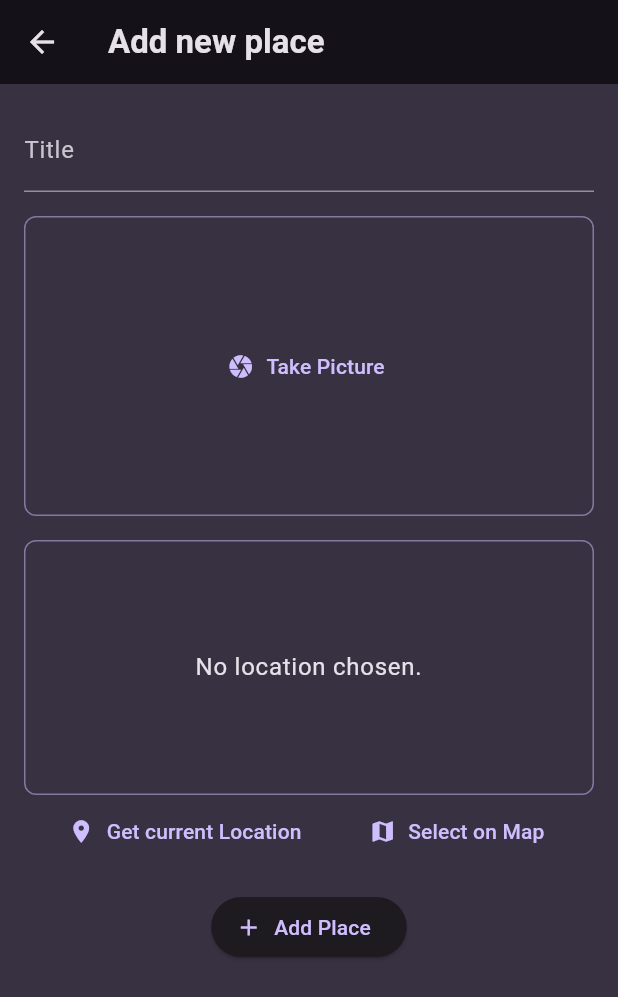
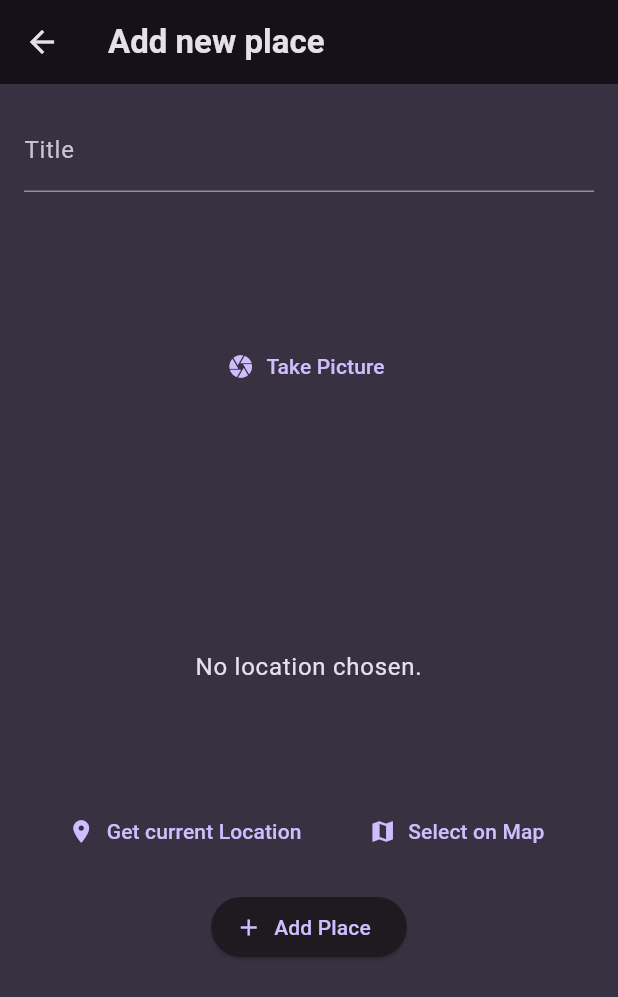
Before and after one commit to franciscovidalsantos/LearningFlutterAndDart, a Flutter app: the AddPlaceScreen screen opened directly, on a phone screen of 412 x 824 dp. Shown: the top 997 px of the screen. Run offline on Flutter 3.47's test engine with Material 3 defaults, Android fonts, the phone set to English and light mode, and no system bars; our stand-ins replace flutter_riverpod, google_fonts, google_maps_flutter, image_picker, location, sqflite and 2 more; missing offline and left inert: fading_edge_scrollview; accounts and stored records are empty.

Commit message:
added on-device data storage
- added store and load methods to our provider in order to save or load (if any) our picked image and added place data on our device.
- added a FutureBuilder to our home screen to manage the incoming data base info (if any).
- fixed the borders of location and image input widgets.
- added needed dependencies.

```diff
--- a/favorite_places_app/lib/models/place.dart
+++ b/favorite_places_app/lib/models/place.dart
@@ -16,10 +16,14 @@ class PlaceLocation {
 }
 
 class Place {
-  Place({required this.title, required this.image, required this.location})
-    : id = uuid.v4();
+  Place({
+    required this.title,
+    required this.image,
+    required this.location,
+    String? id,
+  }) : id = id ?? uuid.v4();
   final String id;
   final String title;
   final File image;
-  final PlaceLocation? location;
+  final PlaceLocation location;
 }
--- a/favorite_places_app/lib/widgets/image_input.dart
+++ b/favorite_places_app/lib/widgets/image_input.dart
@@ -51,12 +51,13 @@ class _ImageInputState extends State<ImageInput> {
 
     return Container(
       decoration: BoxDecoration(
-        border: Border.all(
-          color: Theme.of(context).colorScheme.primary.withValues(alpha: 0.5),
-          width: 1,
-        ),
+        // border: Border.all(
+        //   color: Theme.of(context).colorScheme.primary.withValues(alpha: 0.5),
+        //   width: 1,
+        // ),
         borderRadius: BorderRadius.circular(8),
       ),
+      clipBehavior: Clip.hardEdge,
       height: 200,
       width: double.infinity,
       alignment: Alignment.center,
--- a/favorite_places_app/lib/widgets/location_input.dart
+++ b/favorite_places_app/lib/widgets/location_input.dart
@@ -125,14 +125,15 @@ class _LocationInputState extends State<LocationInput> {
           width: double.infinity,
           alignment: Alignment.center,
           decoration: BoxDecoration(
-            border: Border.all(
-              color: Theme.of(
-                context,
-              ).colorScheme.primary.withValues(alpha: 0.5),
-              width: 1,
-            ),
+            // border: Border.all(
+            //   color: Theme.of(
+            //     context,
+            //   ).colorScheme.primary.withValues(alpha: 0.5),
+            //   width: 1,
+            // ),
             borderRadius: BorderRadius.circular(8),
           ),
+          clipBehavior: Clip.hardEdge,
           child: previewContent,
         ),
         Row(
--- a/favorite_places_app/pubspec.yaml
+++ b/favorite_places_app/pubspec.yaml
@@ -41,6 +41,9 @@ dependencies:
   location: ^5.0.0
   http: ^1.3.0
   google_maps_flutter: ^2.12.1
+  path_provider: ^2.1.5
+  path: ^1.9.1
+  sqflite: ^2.4.2
 
 dev_dependencies:
   flutter_test:
```
Also changed, not shown: favorite_places_app/lib/providers/user_places.dart (+59 -2 lines), favorite_places_app/lib/screens/home.dart (+21 -4 lines).
